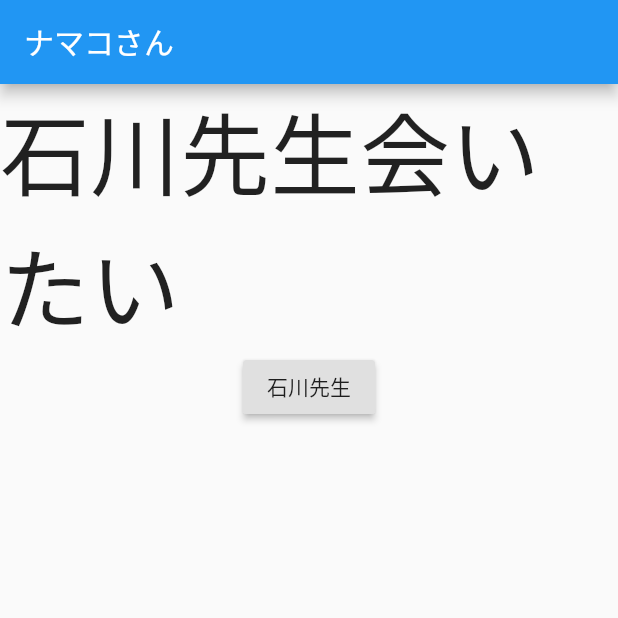
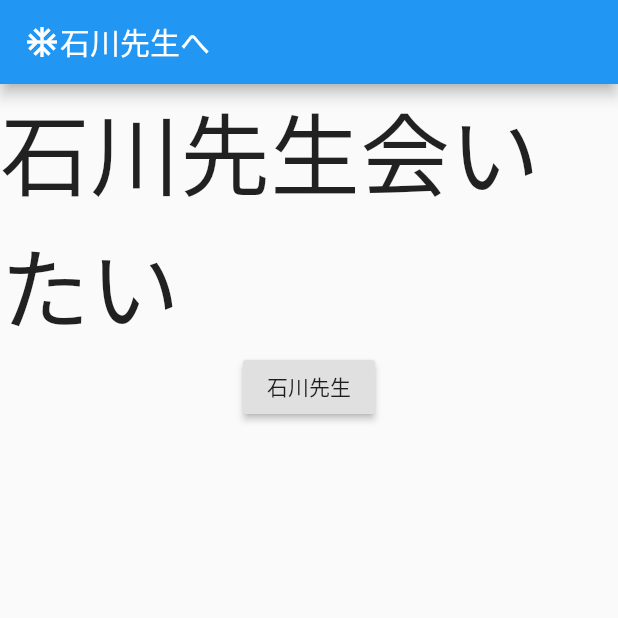
Before and after one commit to LLL78/tapping, a Flutter app: the screen it shows after launch, on a phone screen of 412 x 824 dp, the top half of it. Run offline on Flutter 3.47's test engine with Material 2 defaults, Android fonts, the phone set to English and light mode, and no system bars.

Commit message:
provider　pattern

```diff
--- a/lib/main.dart
+++ b/lib/main.dart
@@ -20,16 +20,16 @@ class MyApp extends StatelessWidget {
 
         visualDensity: VisualDensity.adaptivePlatformDensity,
       ),
-      home: MyHomePage(title: 'Flutter Demo Home Page'),
+      home: MyHomePage(),
     );
   }
 }
 
 class MyHomePage extends StatefulWidget {
-  MyHomePage({Key key, this.title}) : super(key: key);
+  MyHomePage() : super();
 
 
-  final String title;
+
 
   @override
   _MyHomePageState createState() => _MyHomePageState();
@@ -46,8 +46,12 @@ class _MyHomePageState extends State<MyHomePage> {
       create: (_) => MainModel(),
       child: Scaffold(
         appBar: AppBar(
-
-          title: Text('ナマコさん'),
+          title: Row(
+            children: [
+              Icon(Icons.ac_unit),
+              Text('石川先生へ'),
+            ],
+          ),
         ),
         body: Consumer<MainModel>(builder: (context, model, child) {
             return Center(
```
Also changed, not shown: 3 other files.
